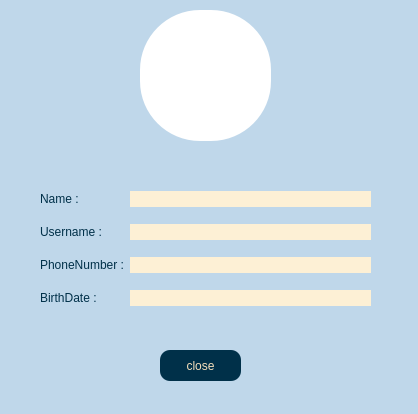
This is client/profile.ui in AP-projects-4001/jan-ghahve as Qt 5 draws it before an edit. The edited form follows.
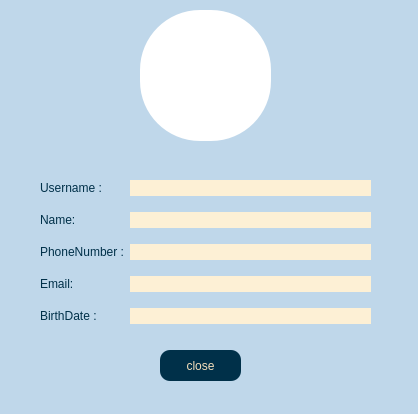
This is the edited form.

Diff of the .ui file:
```diff
--- a/client/profile.ui
+++ b/client/profile.ui
@@ -21,9 +21,9 @@
    <property name="geometry">
     <rect>
      <x>40</x>
-     <y>180</y>
+     <y>170</y>
      <width>331</width>
-     <height>141</height>
+     <height>169</height>
     </rect>
    </property>
    <layout class="QGridLayout" name="gridLayout">
@@ -37,13 +37,34 @@
       </property>
      </widget>
     </item>
-    <item row="1" column="0">
-     <widget class="QLabel" name="label_2">
+    <item row="4" column="1">
+     <widget class="QLineEdit" name="led_birth">
       <property name="styleSheet">
+       <string notr="true">background-color:rgb(253, 240, 213);
+border-radius: 10%;</string>
+      </property>
+      <property name="readOnly">
+       <bool>true</bool>
+      </property>
+     </widget>
+    </item>
+    <item row="3" column="0">
+     <widget class="QLabel" name="lbl_email">
+      <property name="styleSheet">
        <string notr="true">color:rgb(0, 48, 73);</string>
       </property>
       <property name="text">
-       <string>Username :</string>
+       <string>Email:</string>
+      </property>
+     </widget>
+    </item>
+    <item row="4" column="0">
+     <widget class="QLabel" name="lbl_birth">
+      <property name="styleSheet">
+       <string notr="true">color:rgb(0, 48, 73);</string>
+      </property>
+      <property name="text">
+       <string>BirthDate :</string>
       </property>
      </widget>
     </item>
@@ -53,29 +74,7 @@
        <string notr="true">color:rgb(0, 48, 73);</string>
       </property>
       <property name="text">
-       <string>Name :</string>
-      </property>
-     </widget>
-    </item>
-    <item row="1" column="1">
-     <widget class="QLineEdit" name="lineEdit_2">
-      <property name="styleSheet">
-       <string notr="true">background-color:rgb(253, 240, 213);
-border-radius: 10%;</string>
-      </property>
-      <property name="readOnly">
-       <bool>true</bool>
-      </property>
-     </widget>
-    </item>
-    <item row="0" column="1">
-     <widget class="QLineEdit" name="lineEdit">
-      <property name="styleSheet">
-       <string notr="true">background-color:rgb(253, 240, 213);
-border-radius: 10%;</string>
-      </property>
-      <property name="readOnly">
-       <bool>true</bool>
+       <string>Username :</string>
       </property>
      </widget>
     </item>
@@ -101,13 +100,35 @@
       </property>
      </widget>
     </item>
-    <item row="3" column="0">
-     <widget class="QLabel" name="label_4">
+    <item row="1" column="0">
+     <widget class="QLabel" name="lbl_name">
       <property name="styleSheet">
        <string notr="true">color:rgb(0, 48, 73);</string>
       </property>
       <property name="text">
-       <string>BirthDate :</string>
+       <string>Name:</string>
+      </property>
+     </widget>
+    </item>
+    <item row="0" column="1">
+     <widget class="QLineEdit" name="led_username">
+      <property name="styleSheet">
+       <string notr="true">background-color:rgb(253, 240, 213);
+border-radius: 10%;</string>
+      </property>
+      <property name="readOnly">
+       <bool>true</bool>
+      </property>
+     </widget>
+    </item>
+    <item row="1" column="1">
+     <widget class="QLineEdit" name="led_name">
+      <property name="styleSheet">
+       <string notr="true">background-color:rgb(253, 240, 213);
+border-radius: 10%;</string>
+      </property>
+      <property name="readOnly">
+       <bool>true</bool>
       </property>
      </widget>
     </item>
```
Left out of the diff: 12 changed lines with no effect on the pictures.
